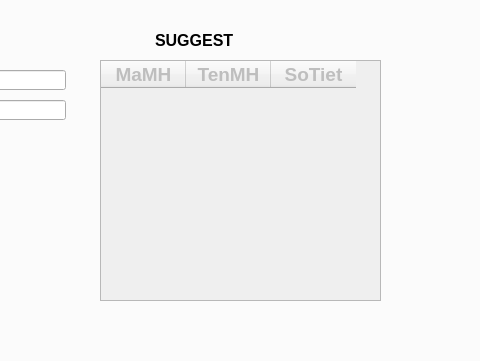
Above: app/view/Subjects.ui from huynhngoanhthai/python_project before the change; both pictures show x 567 to 1047 and y 126 to 487 of the 1438 by 643 pixel window. Below: the same form after it.
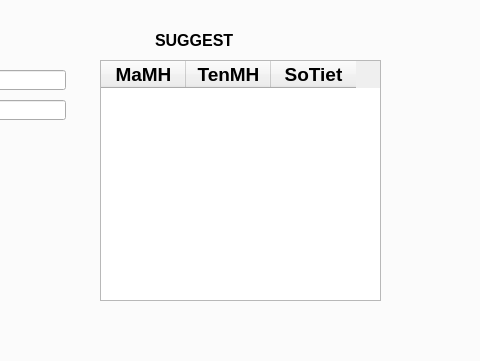
That is the form after the change. The open tabs and pages were chosen to show the change.

Patch:
```diff
--- a/app/view/Subjects.ui
+++ b/app/view/Subjects.ui
@@ -205,7 +205,7 @@
      </widget>
      <widget class="QTableWidget" name="QTableUpdate">
       <property name="enabled">
-       <bool>false</bool>
+       <bool>true</bool>
       </property>
       <property name="geometry">
        <rect>
```
Left out of the diff: 6 changed lines with no effect on the pictures.
